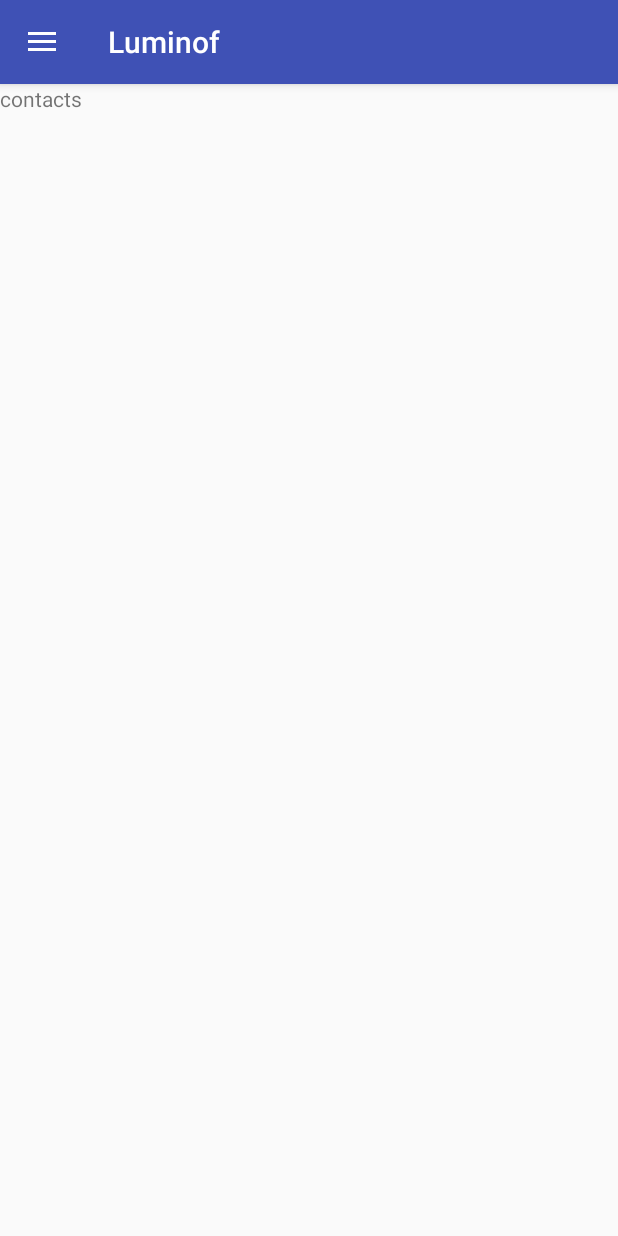
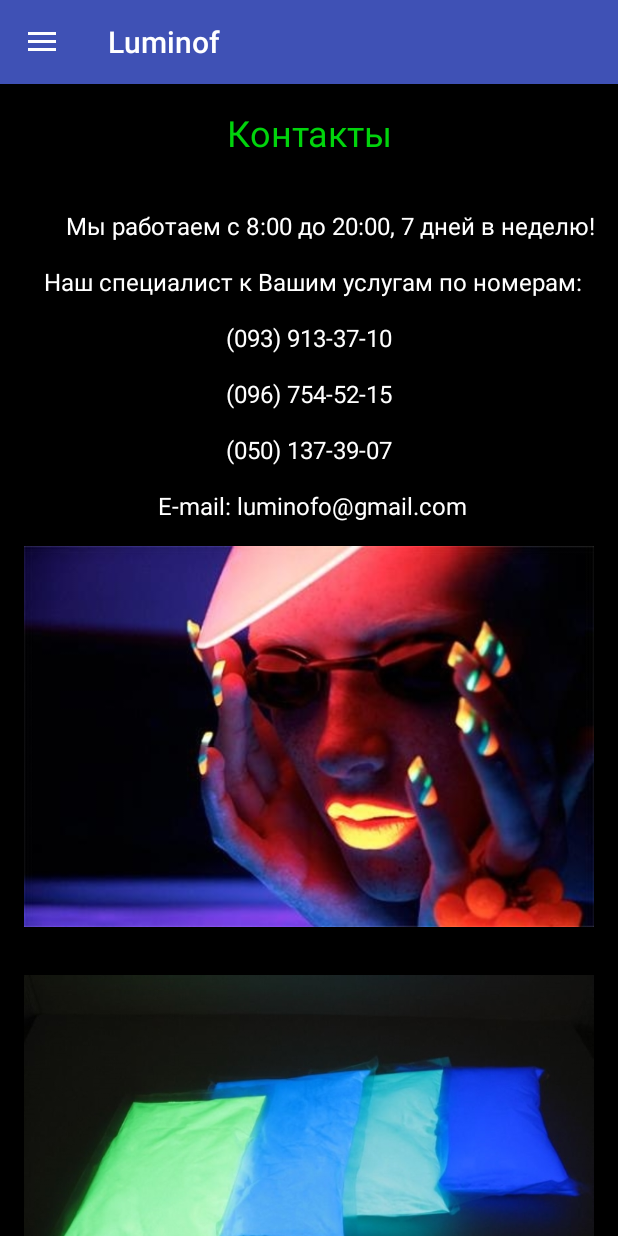
Before and after one commit to hedgehogus/Luminof, an Android app: the fragment ContactsFragment placed in its activity, on a phone screen of 412 x 824 dp. Run offline under Robolectric (Android 15) with nearby library versions, the phone set to English and light mode, and no system bars.

Commit message:
Contacts fragment Feedback fragment

```diff
--- a/app/src/main/AndroidManifest.xml
+++ b/app/src/main/AndroidManifest.xml
@@ -20,9 +20,7 @@
             <intent-filter>
                 <action android:name="com.google.firebase.MESSAGING_EVENT"/>
             </intent-filter>
-            <meta-data
-                android:name="com.google.firebase.messaging.default_notification_icon"
-                android:resource="@drawable/arrow" />
+
         </service>
     </application>
 
--- a/app/src/main/java/com/example/hedgehog/luminof/MyFirebaseMessagingService.java
+++ b/app/src/main/java/com/example/hedgehog/luminof/MyFirebaseMessagingService.java
@@ -39,7 +39,7 @@ public class MyFirebaseMessagingService extends FirebaseMessagingService {
 
     public void sendNotification(String messageBody) {
         Bitmap icon = BitmapFactory.decodeResource(getApplicationContext().getResources(),
-                R.drawable.arrow);
+                R.drawable.main_image);
         Intent intent = new Intent(this, MainActivity.class);
         intent.addFlags(Intent.FLAG_ACTIVITY_CLEAR_TOP);
         PendingIntent pendingIntent = PendingIntent.getActivity(this, 0 /* Request code */, intent,
@@ -47,7 +47,7 @@ public class MyFirebaseMessagingService extends FirebaseMessagingService {
 
         Uri defaultSoundUri= RingtoneManager.getDefaultUri(RingtoneManager.TYPE_NOTIFICATION);
         NotificationCompat.Builder notificationBuilder = new NotificationCompat.Builder(this)
-                .setSmallIcon(R.drawable.arrow)
+
                 .setLargeIcon(icon)
                 .setContentTitle("FCM Message")
                 .setContentText(messageBody)
--- a/app/src/main/res/layout/fragment_contacts.xml
+++ b/app/src/main/res/layout/fragment_contacts.xml
@@ -1,13 +1,59 @@
-<FrameLayout xmlns:android="http://schemas.android.com/apk/res/android"
+<ScrollView xmlns:android="http://schemas.android.com/apk/res/android"
     xmlns:tools="http://schemas.android.com/tools"
     android:layout_width="match_parent"
     android:layout_height="match_parent"
+    android:background="@color/colorBackground"
     tools:context="com.example.hedgehog.luminof.fragment.ContactsFragment">
 
-    <!-- TODO: Update blank fragment layout -->
-    <TextView
+    <LinearLayout
         android:layout_width="match_parent"
-        android:layout_height="match_parent"
-        android:text="contacts" />
+        android:layout_height="wrap_content"
+        android:orientation="vertical">
 
-</FrameLayout>
+        <TextView
+            android:id="@+id/textView1"
+            android:layout_width="match_parent"
+            android:layout_height="wrap_content"
+            android:gravity="center"
+            android:padding="@dimen/menu_margin"
+            android:text="@string/contacts"
+            android:textColor="@color/colorTitle"
+            android:textSize="@dimen/text_title_size" />
+
+        <TextView
+            android:id="@+id/textView2"
+            android:layout_width="match_parent"
+            android:layout_height="match_parent"
+            android:gravity="center"
+            android:text="@string/contacts_fragment_text"
+            android:textColor="@color/colorText"
+            android:textSize="@dimen/text_size" />
+
+        <ImageView
+            android:id="@+id/imageView"
+            android:layout_width="match_parent"
+            android:layout_height="wrap_content"
+            android:adjustViewBounds="true"
+            android:padding="@dimen/menu_margin"
+            android:scaleType="fitXY"
+            android:src="@drawable/contacts_1" />
+
+        <ImageView
+        android:id="@+id/imageView1"
+        android:layout_width="match_parent"
+        android:layout_height="wrap_content"
+        android:adjustViewBounds="true"
+        android:padding="@dimen/menu_margin"
+        android:scaleType="fitXY"
+        android:src="@drawable/contacts_2" />
+        <ImageView
+            android:id="@+id/imageView2"
+            android:layout_width="match_parent"
+            android:layout_height="wrap_content"
+            android:adjustViewBounds="true"
+            android:padding="@dimen/menu_margin"
+            android:scaleType="fitXY"
+            android:src="@drawable/contacts_3" />
+
+    </LinearLayout>
+</ScrollView>
--- a/app/src/main/res/values-w820dp/dimens.xml
+++ /dev/null
@@ -1,6 +0,0 @@
-<resources>
-    <!-- Example customization of dimensions originally defined in res/values/dimens.xml
-         (such as screen margins) for screens with more than 820dp of available width. This
-         would include 7" and 10" devices in landscape (~960dp and ~1280dp respectively). -->
-    <dimen name="activity_horizontal_margin">64dp</dimen>
-</resources>
--- a/app/src/main/res/values/colors.xml
+++ b/app/src/main/res/values/colors.xml
@@ -7,4 +7,5 @@
     <color name="colorTitle">#01d40c</color>
     <color name="colorProductTitle">#9500ff</color>
     <color name="colorText">#ffffff</color>
+    <color name="etBackground">#414141</color>
 </resources>
--- a/app/src/main/res/values/strings.xml
+++ b/app/src/main/res/values/strings.xml
@@ -4,6 +4,7 @@
     <string name="payment">Оплата и доставка</string>
     <string name="contacts">Контакты</string>
     <string name="feedback">Обратная связь</string>
+    <string name="send">Отправить</string>
     <string name="main_screen_text">LUMINOF - Широкий ассортимент люминофора, флуоресцента, лака и у/ф ламп лучшего качества и по самой низкой цене!\n
 \n
 Люминофор - это светонакопительный пигмент, он обладает свойством излучать яркое свечение в темноте и под ультрафиолетом.\n
@@ -20,4 +21,17 @@
       **Минимальный заказ 30 грамм.\n
       ***Оплата товара производится на карту ПриватБанк: 5168 7423 4666 5585, Лысенко Дмитрий Игоревич. Наложенный платёж возможен при минимальной предоплате 100 грн.\n
       ****Отправка посылки осуществляется Новой Почтой.</string>
+    <string name="contacts_fragment_text">\n
+      Мы работаем с 8:00 до 20:00, 7 дней в неделю!\n
+        \n
+        Наш специалист к Вашим услугам по номерам:\n
+        \n
+(093) 913-37-10 \n
+\n
+(096) 754-52-15 \n
+\n
+(050) 137-39-07 \n
+\n
+E-mail: luminofo@gmail.com</string>
+    <string name="send_email">Отправка письма...</string>
 </resources>
```
Also changed, not shown: app/src/main/java/com/example/hedgehog/luminof/fragment/FeedBackFragment.java (+41 -2 lines), app/src/main/res/layout/fragment_feed_back.xml (+35 -6 lines), app/src/main/res/layout/fragment_payment.xml (+3 -10 lines), app/src/main/res/drawable/arrow.png (deleted), app/src/main/res/drawable/contacts_1.jpg (added), app/src/main/res/drawable/contacts_2.jpg (added), app/src/main/res/drawable/contacts_3.jpg (added).
